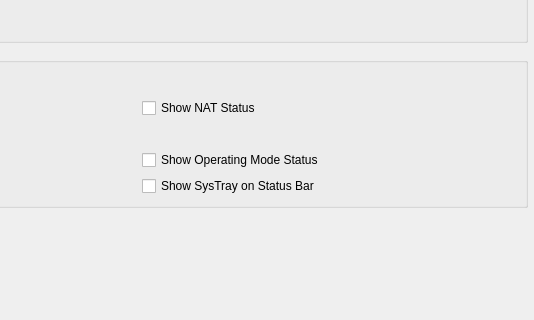
Above: retroshare-gui/src/gui/settings/AppearancePage.ui from RetroShare/RetroShare before the change; both pictures show x 636 to 1170 and y 425 to 745 of the 1170 by 897 pixel window. Below: the same form after it.
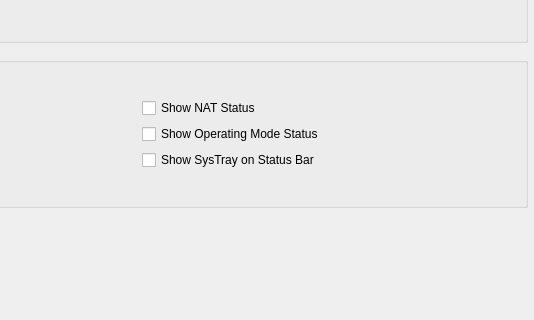
That is the form after the change.

Commit message: fixed show/hide buttons in appearance settings page

Diff of the .ui file:
```diff
--- a/retroshare-gui/src/gui/settings/AppearancePage.ui
+++ b/retroshare-gui/src/gui/settings/AppearancePage.ui
@@ -338,13 +338,6 @@
       <bool>true</bool>
      </property>
      <layout class="QGridLayout" name="grpStatusGLayout">
-      <item row="4" column="2">
-       <widget class="QCheckBox" name="checkBoxShowSystrayOnStatus">
-        <property name="text">
-         <string>Show SysTray on Status Bar</string>
-        </property>
-       </widget>
-      </item>
       <item row="4" column="1">
        <widget class="QCheckBox" name="checkBoxShowToasterDisable">
         <property name="text">
@@ -359,13 +352,6 @@
         </property>
        </widget>
       </item>
-      <item row="3" column="2">
-       <widget class="QCheckBox" name="checkBoxShowOpModeStatus">
-        <property name="text">
-         <string>Show Operating Mode Status</string>
-        </property>
-       </widget>
-      </item>
       <item row="3" column="1">
        <widget class="QCheckBox" name="checkBoxShowRateStatus">
         <property name="text">
@@ -432,6 +418,20 @@
         </property>
        </widget>
       </item>
+      <item row="2" column="2">
+       <widget class="QCheckBox" name="checkBoxShowOpModeStatus">
+        <property name="text">
+         <string>Show Operating Mode Status</string>
+        </property>
+       </widget>
+      </item>
+      <item row="3" column="2">
+       <widget class="QCheckBox" name="checkBoxShowSystrayOnStatus">
+        <property name="text">
+         <string>Show SysTray on Status Bar</string>
+        </property>
+       </widget>
+      </item>
      </layout>
     </widget>
    </item>
```
The commit also changes 4 other files.
